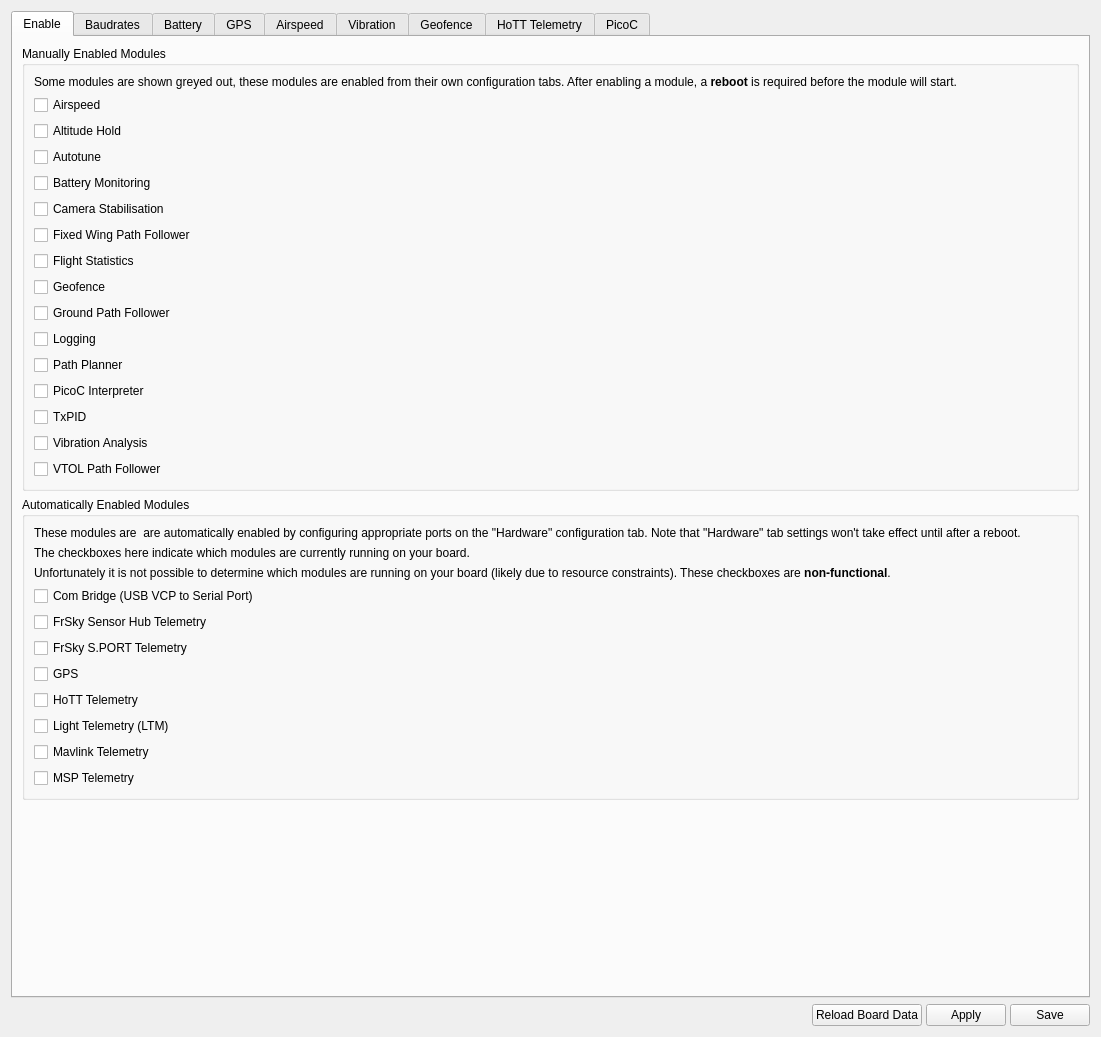
Old version of the form ground/gcs/src/plugins/config/modules.ui in the repository d-ronin/dRonin.
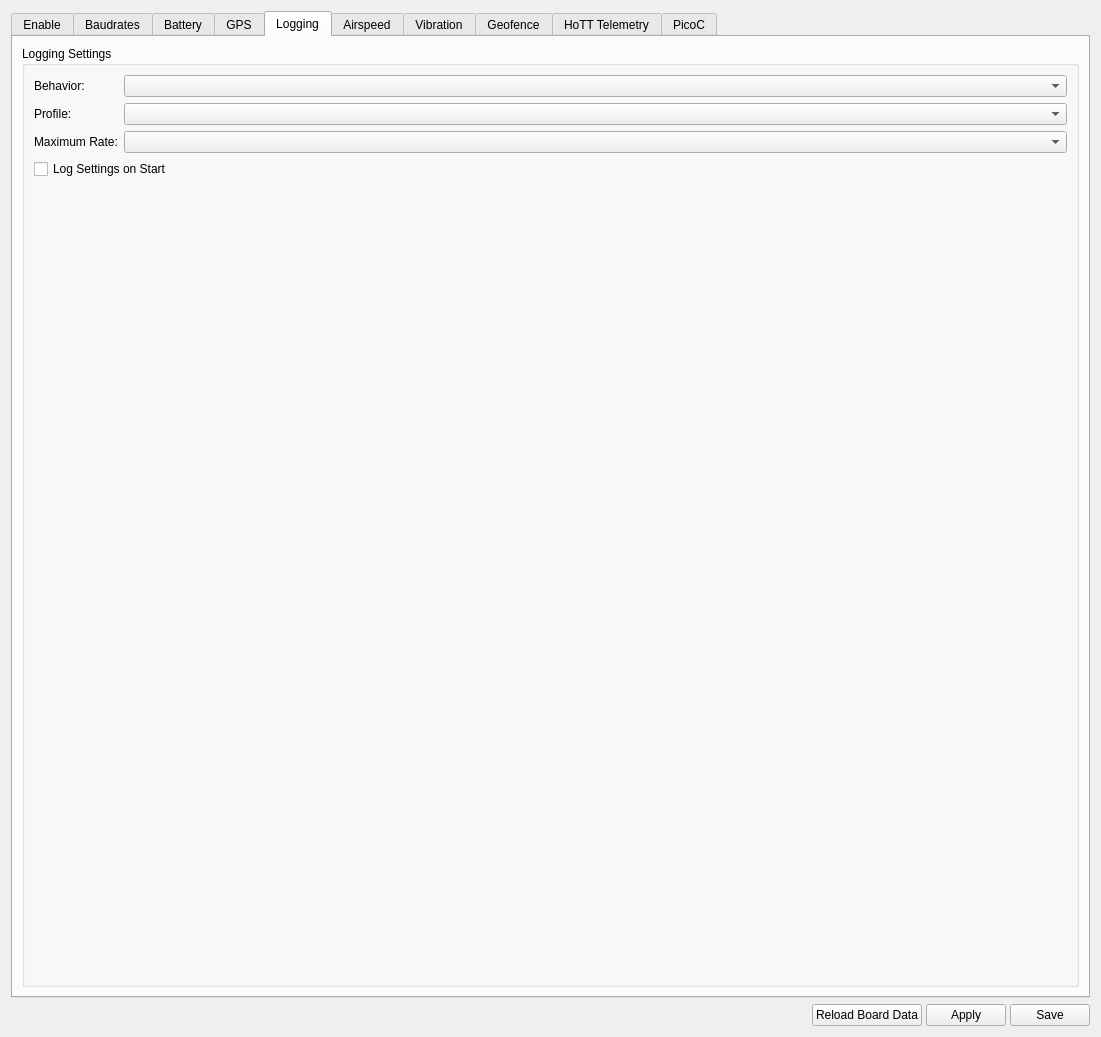
New version of the form. The open tabs and pages were chosen to show the change. Icons and pictures are not drawn. Custom widgets are drawn as their Qt base class.

Commit message: Config:Modules: Add Logging tab

```diff
--- a/ground/gcs/src/plugins/config/modules.ui
+++ b/ground/gcs/src/plugins/config/modules.ui
@@ -1300,6 +1300,88 @@
        </item>
       </layout>
      </widget>
+     <widget class="QWidget" name="tabLogging">
+      <attribute name="title">
+       <string>Logging</string>
+      </attribute>
+      <layout class="QVBoxLayout" name="verticalLayout_12">
+       <item>
+        <widget class="QGroupBox" name="groupBox_2">
+         <property name="title">
+          <string>Logging Settings</string>
+         </property>
+         <layout class="QFormLayout" name="formLayout_5">
+          <item row="0" column="0">
+           <widget class="QLabel" name="lblLogBehavior">
+            <property name="text">
+             <string>Behavior:</string>
+            </property>
+           </widget>
+          </item>
+          <item row="0" column="1">
+           <widget class="QComboBox" name="cbLogBehavior">
+            <property name="objrelation" stdset="0">
+             <stringlist>
+              <string>objname:LoggingSettings</string>
+              <string>fieldname:LogBehavior</string>
+             </stringlist>
+            </property>
+           </widget>
+          </item>
+          <item row="2" column="0">
+           <widget class="QLabel" name="lblMaxLogRate">
+            <property name="text">
+             <string>Maximum Rate:</string>
+            </property>
+           </widget>
+          </item>
+          <item row="2" column="1">
+           <widget class="QComboBox" name="cbMaxLogRate">
+            <property name="objrelation" stdset="0">
+             <stringlist>
+              <string>objname:LoggingSettings</string>
+              <string>fieldname:MaxLogRate</string>
+             </stringlist>
+            </property>
+           </widget>
+          </item>
+          <item row="1" column="0">
+           <widget class="QLabel" name="lblLogProfile">
+            <property name="text">
+             <string>Profile:</string>
+            </property>
+           </widget>
+          </item>
+          <item row="1" column="1">
+           <widget class="QComboBox" name="cbLogProfile">
+            <property name="objrelation" stdset="0">
+             <stringlist>
+              <string>objname:LoggingSettings</string>
+              <string>fieldname:Profile</string>
+             </stringlist>
+            </property>
+           </widget>
+          </item>
+          <item row="3" column="0" colspan="2">
+           <widget class="QCheckBox" name="cbxLogSettings">
+            <property name="text">
+             <string>Log Settings on Start</string>
+            </property>
+            <property name="objrelation" stdset="0">
+             <stringlist>
+              <string>objname:LoggingSettings</string>
+              <string>fieldname:LogSettingsOnStart</string>
+              <string>checkedoption:True</string>
+              <string>uncheckedoption:False</string>
+             </stringlist>
+            </property>
+           </widget>
+          </item>
+         </layout>
+        </widget>
+       </item>
+      </layout>
+     </widget>
      <widget class="QWidget" name="tabAirspeed">
       <attribute name="title">
        <string>Airspeed</string>
```
The commit also changes 2 other files.
